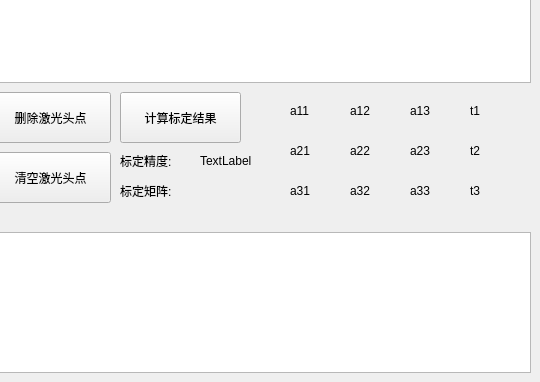
Qt form demarcatedlg.ui (qubo188612/qtwelding) before a commit; both pictures show x 550 to 1090 and y 318 to 700 of the 1090 by 700 pixel window.
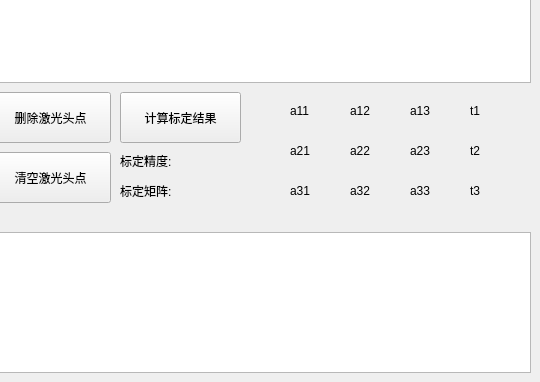
The same form after that commit.

```diff
--- a/demarcatedlg.ui
+++ b/demarcatedlg.ui
@@ -322,7 +322,7 @@
     </rect>
    </property>
    <property name="text">
-    <string>TextLabel</string>
+    <string/>
    </property>
   </widget>
   <widget class="QPushButton" name="pushButton_8">
```
